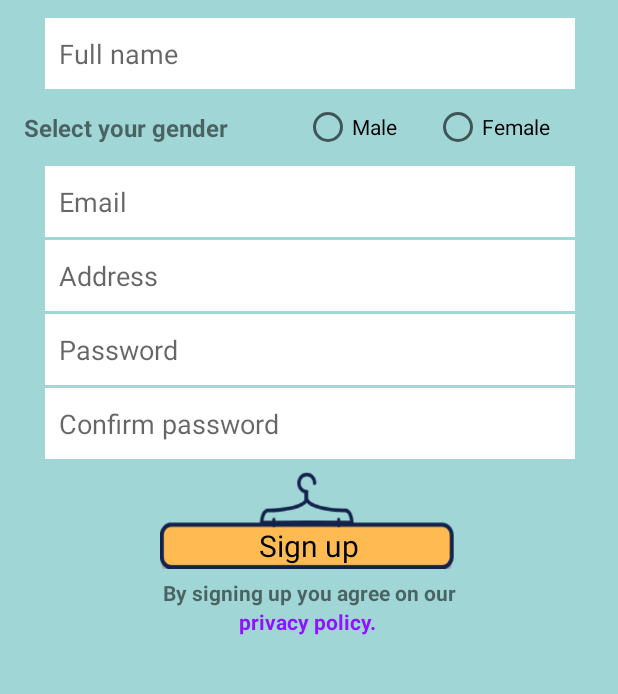
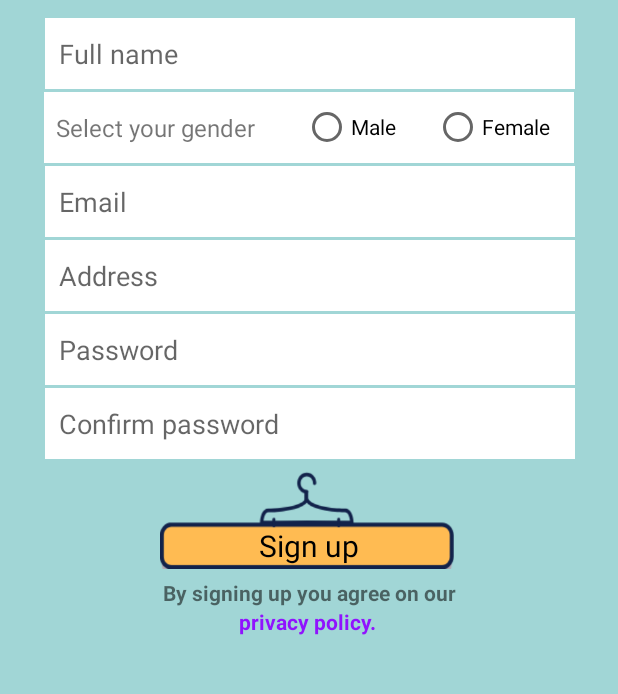
Before and after one commit to laithmarwan/iCloset, an Android app: the NewUserAct screen opened directly, with no data from a screen before it, on a phone screen of 412 x 824 dp, the part 216-910 px from its top. Run offline under Robolectric (Android 15) with nearby library versions, the phone set to English and light mode, and no system bars; our stand-ins replace Volley; Roboto replaces fonts that are not available here.

Commit message:
Aws_LoginAct11112

```diff
--- a/app/src/main/res/layout/activity_new_user.xml
+++ b/app/src/main/res/layout/activity_new_user.xml
@@ -46,26 +46,28 @@
             android:hint="  Full name"/>
 
     <TextView
+            android:background="#ffffff"
             android:gravity="center"
             android:textAlignment="viewStart"
-            android:text="Select your gender"
-            android:layout_width="138dp"
+            android:text="  Select your gender"
+            android:layout_width="353dp"
             android:layout_height="47dp"
             android:id="@+id/textView10"
-            android:textStyle="bold"
-            app:layout_constraintStart_toStartOf="parent"
-            android:layout_marginLeft="16dp" android:layout_marginStart="16dp"
-            app:layout_constraintTop_toBottomOf="@+id/register_name"
-            android:textSize="16sp" android:layout_marginTop="2dp"/>
+            android:textSize="16sp"
+            android:layout_marginTop="2dp"
+            app:layout_constraintTop_toBottomOf="@+id/register_name" android:layout_marginStart="8dp"
+            app:layout_constraintStart_toStartOf="parent" android:layout_marginLeft="8dp" android:layout_marginEnd="8dp"
+            app:layout_constraintEnd_toEndOf="parent" android:layout_marginRight="8dp"/>
 
     <RadioGroup
             android:orientation="horizontal"
-            android:layout_width="177dp"
+            android:layout_width="178dp"
             android:layout_height="47dp"
-            app:layout_constraintTop_toBottomOf="@+id/register_name"
             android:id="@+id/radioGroup"
             app:layout_constraintEnd_toEndOf="parent"
-            android:layout_marginEnd="32dp" android:layout_marginRight="32dp" android:layout_marginTop="2dp">
+            android:layout_marginEnd="32dp" android:layout_marginRight="32dp"
+            app:layout_constraintTop_toTopOf="@+id/textView10">
+
         <RadioButton
                 android:layout_gravity="center"
                 android:text="Male"
```
